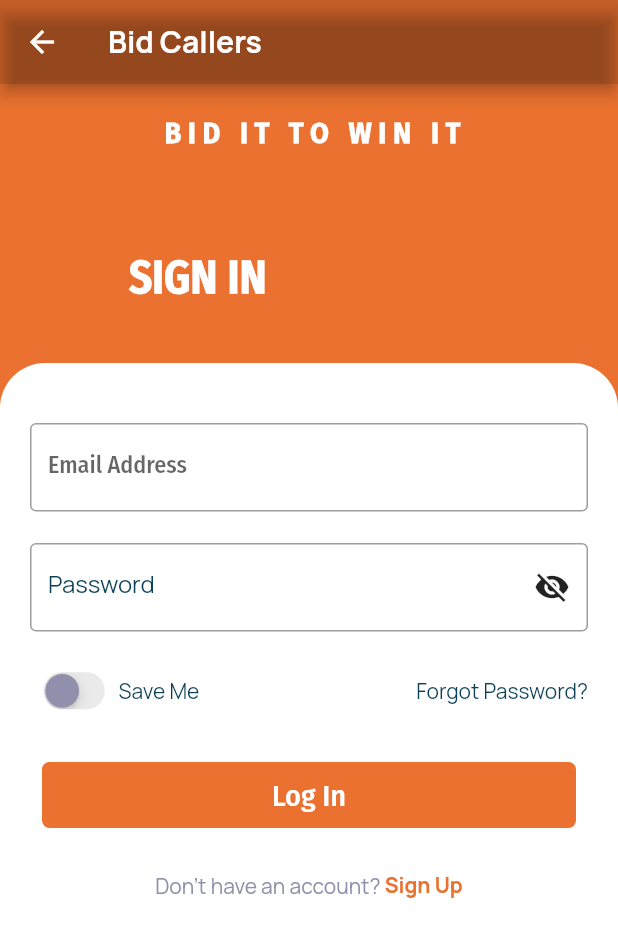
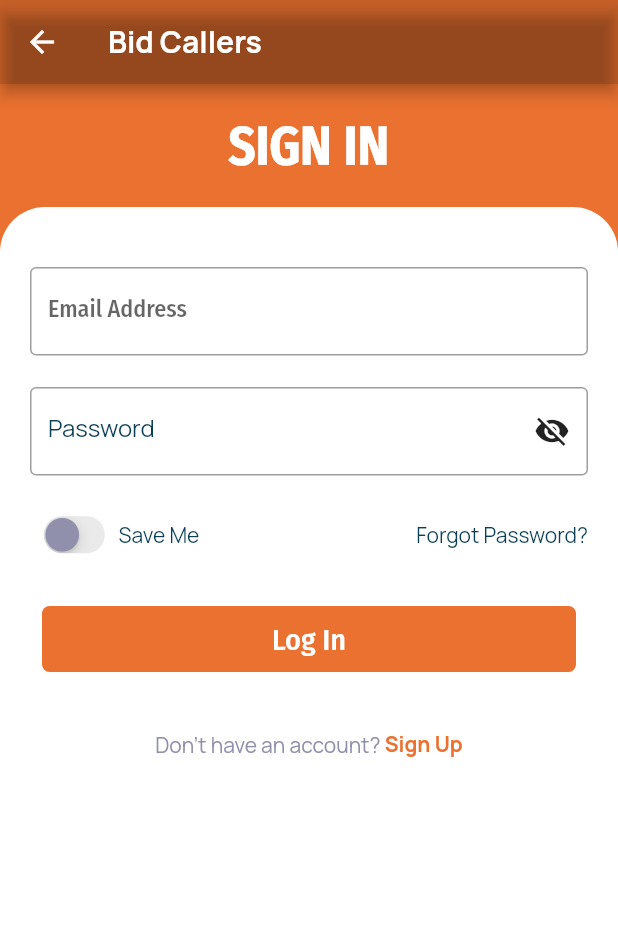
Before and after one commit to Hamzakhan2317/BidAndBuy, a Flutter app: the SignIn screen opened directly, on a phone screen of 412 x 824 dp. Shown: the top 937 px of the screen. Run offline on Flutter 3.47's test engine with Material 2 defaults, Android fonts, the phone set to English and light mode, and no system bars; drawn by our look-alikes of nb_utils; our stand-ins replace bottom_navy_bar, connectivity, country_code_picker, dio, flutter_credit_card, fluttertoast and 6 more; missing offline and left inert: time_chart; accounts and stored records are empty.

Commit message:
done with editing

```diff
--- a/lib/Screens/Authentication/sign_in.dart
+++ b/lib/Screens/Authentication/sign_in.dart
@@ -41,33 +41,13 @@
               padding: EdgeInsets.all(20.0),
               child: Center(
                 child: Text(
-                  ' B I D   I T   T O   W I N   I T',
+                  'SIGN IN',
                   style: TextStyle(
-                      fontSize: 20.0,
+                      fontSize: 35.0,
                       color: Colors.white,
                       fontWeight: FontWeight.bold),
                 ),
               )),
-          Row(
-            verticalDirection: VerticalDirection.down,
-            children: [
-              Container(
-                height: 100.0,
-                width: 230.0,
-                child: const Center(
-                  child: Text(
-                    '   SIGN IN',
-                    style: TextStyle(
-                        fontSize: 30.0,
-                        color: Colors.white,
-                        fontWeight: FontWeight.bold),
-                  ),
-                ),
-                margin: EdgeInsets.fromLTRB(7.0, 15.0, 7.0, 7.0),
-                padding: EdgeInsets.all(25.0),
-              ),
-            ],
-          ),
           Expanded(
             child: Container(
               padding: const EdgeInsets.all(20.0),
@@ -147,7 +127,7 @@
                     },
                   ),
                   const SizedBox(
-                    height: 20.0,
+                    height: 30.0,
                   ),
                   RichText(
                     text: TextSpan(
```
